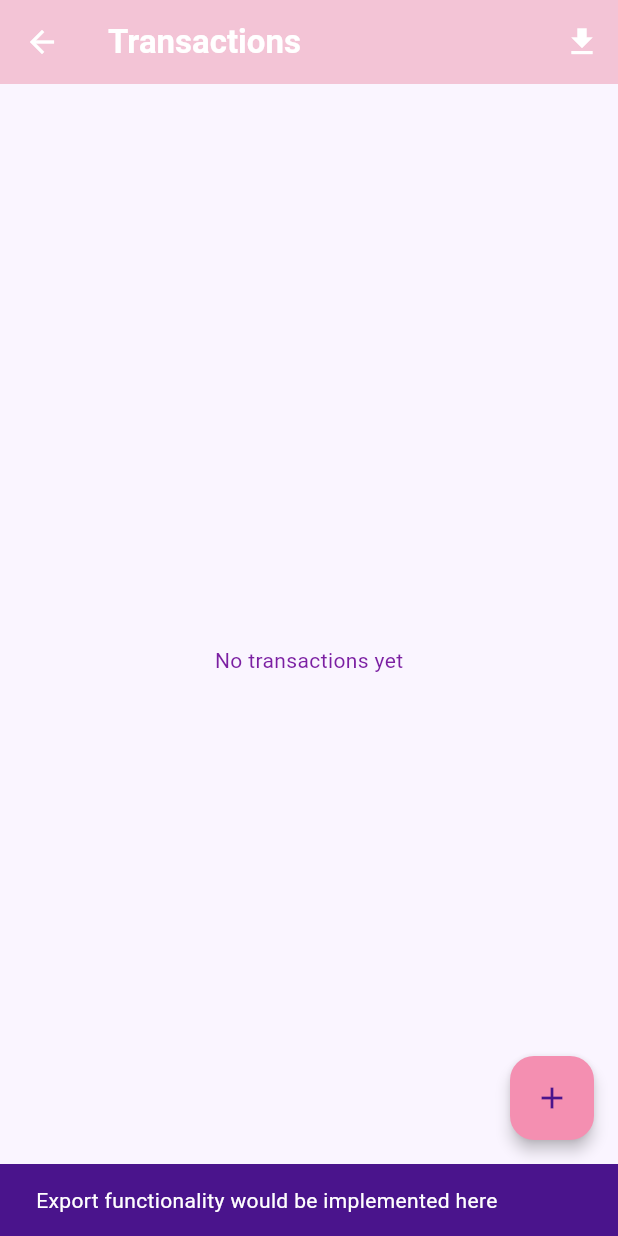
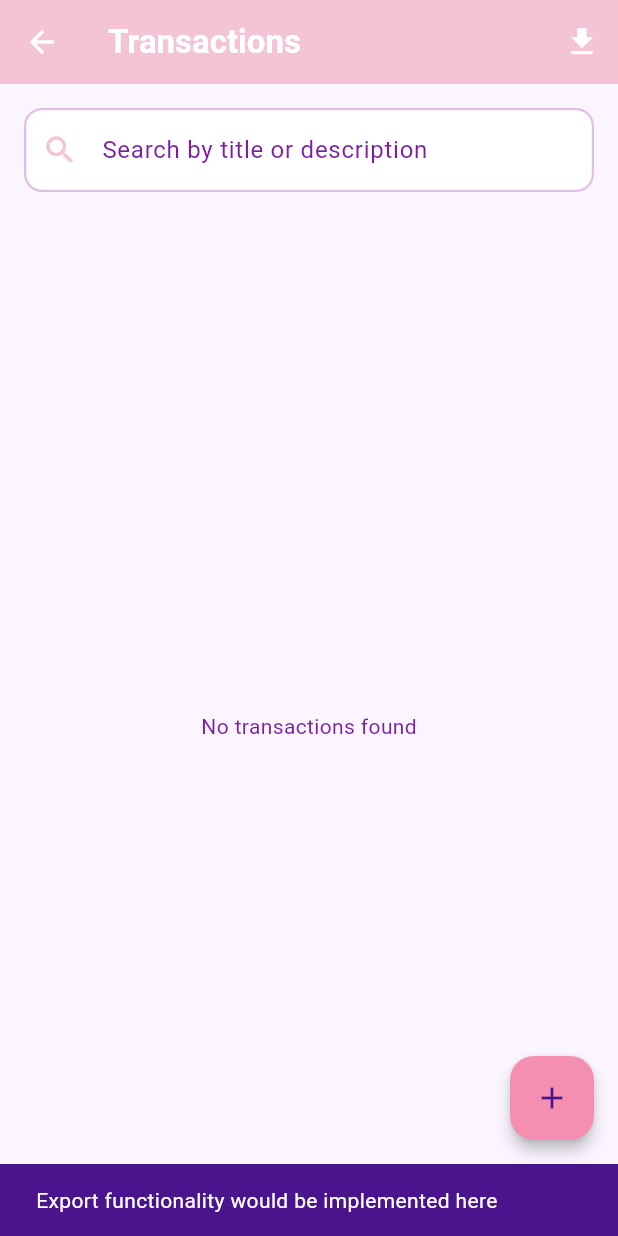
Before and after one commit to wangyt0119/Ka-Ching, a Flutter app: the TransactionListScreen screen opened directly, after a tap on the "file download" icon, on a phone screen of 412 x 824 dp. Run offline on Flutter 3.47's test engine with Material 3 defaults, Android fonts, the phone set to English and light mode, and no system bars; our stand-ins replace image_picker, shared_preferences; accounts and stored records are empty; network calls fail.

Commit message:
add search function for transaction page

```diff
--- a/kaching/lib/screens/transactions/transaction_list_screen.dart
+++ b/kaching/lib/screens/transactions/transaction_list_screen.dart
@@ -14,6 +14,9 @@ class TransactionListScreen extends StatefulWidget {
 }
 
 class _TransactionListScreenState extends State<TransactionListScreen> {
+  String _searchQuery = '';
+  final TextEditingController _searchController = TextEditingController();
+
   @override
   void initState() {
     super.initState();
@@ -29,8 +32,23 @@ class _TransactionListScreenState extends State<TransactionListScreen> {
   }
 
   @override
+  void dispose() {
+    _searchController.dispose();
+    super.dispose();
+  }
+
+  @override
   Widget build(BuildContext context) {
     final transactionProvider = Provider.of<TransactionProvider>(context);
+
+    // Filter transactions by title or description (case-insensitive)
+    final filteredTransactions = transactionProvider.transactions.where((transaction) {
+  final query = _searchQuery.toLowerCase();
+  final title = transaction.title?.toLowerCase() ?? '';
+  final description = transaction.description?.toLowerCase() ?? '';
+  return title.contains(query) || description.contains(query);
+}).toList();
+
 
     return Scaffold(
       backgroundColor: AppTheme.backgroundColor,
@@ -51,23 +69,45 @@ class _TransactionListScreenState extends State<TransactionListScreen> {
       ),
       body: RefreshIndicator(
         onRefresh: _loadTransactions,
+        child: Column(
+          children: [
+            Padding(
+              padding: const EdgeInsets.all(16),
+              child: TextField(
+                controller: _searchController,
+                decoration: const InputDecoration(
+                  labelText: 'Search by title or description',
+                  prefixIcon: Icon(Icons.search),
+                  border: OutlineInputBorder(),
+                ),
+                onChanged: (value) {
+                  setState(() {
+                    _searchQuery = value;
+                  });
+                },
+              ),
+            ),
+            Expanded(
               child: transactionProvider.isLoading
                   ? const Center(child: CircularProgressIndicator())
-            : transactionProvider.transactions.isEmpty
+                  : filteredTransactions.isEmpty
                       ? const Center(
                           child: Text(
-                      'No transactions yet',
+                            'No transactions found',
                             style: TextStyle(color: AppTheme.textSecondary),
                           ),
                         )
                       : ListView.separated(
                           padding: const EdgeInsets.all(16),
-                    itemCount: transactionProvider.transactions.length,
+                          itemCount: filteredTransactions.length,
                           separatorBuilder: (context, index) => const Divider(),
                           itemBuilder: (context, index) {
-                      final transaction = transactionProvider.transactions[index];
+                            final transaction = filteredTransactions[index];
                             return TransactionListItem(transaction: transaction);
                           },
+                        ),
+            ),
+          ],
         ),
       ),
       floatingActionButton: FloatingActionButton(
```
Lines whose indentation alone changed are shown as unchanged.
